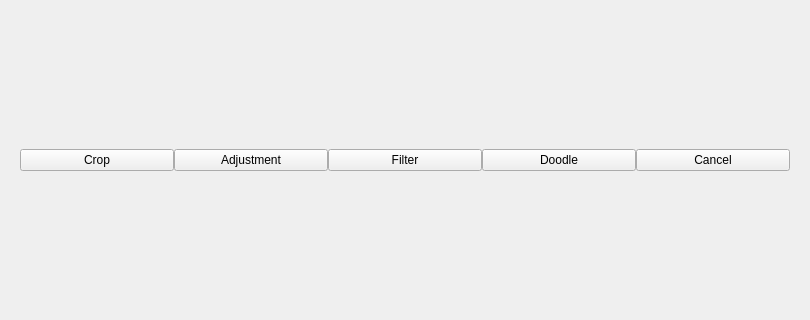
Above: ui_files/edit_toolbar.ui from abeshahsan/Photo-Wizard before the change; both pictures show x 0 to 810 and y 134 to 454 of the 810 by 589 pixel window. Below: the same form after it.
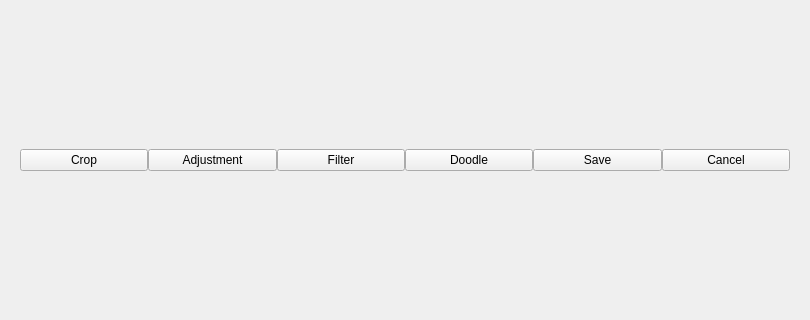
That is the form after the change.

```diff
--- a/ui_files/edit_toolbar.ui
+++ b/ui_files/edit_toolbar.ui
@@ -51,6 +51,13 @@
         </property>
        </widget>
       </item>
+      <item>
+       <widget class="QPushButton" name="save_button">
+        <property name="text">
+         <string>Save</string>
+        </property>
+       </widget>
+      </item>
       <item>
        <widget class="QPushButton" name="cancel_button">
         <property name="text">
```
